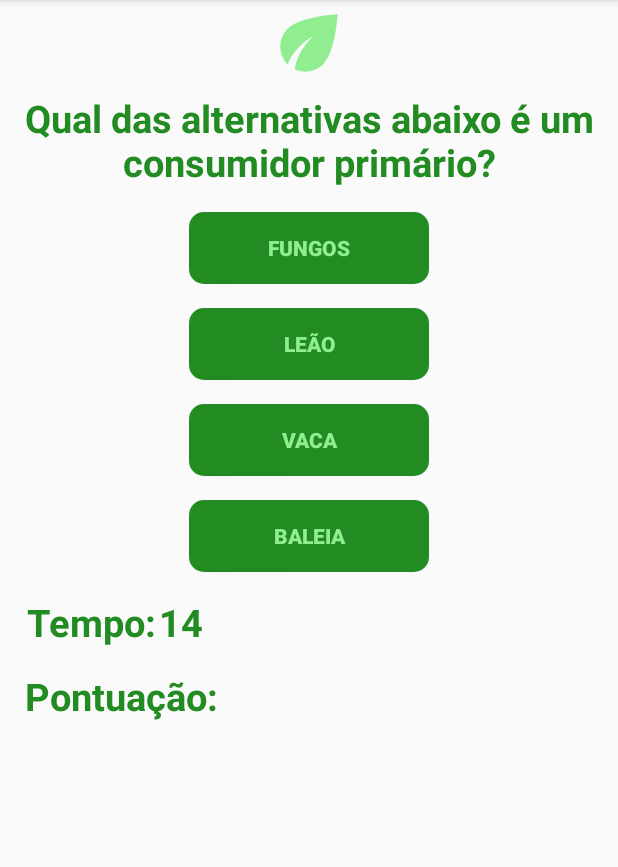
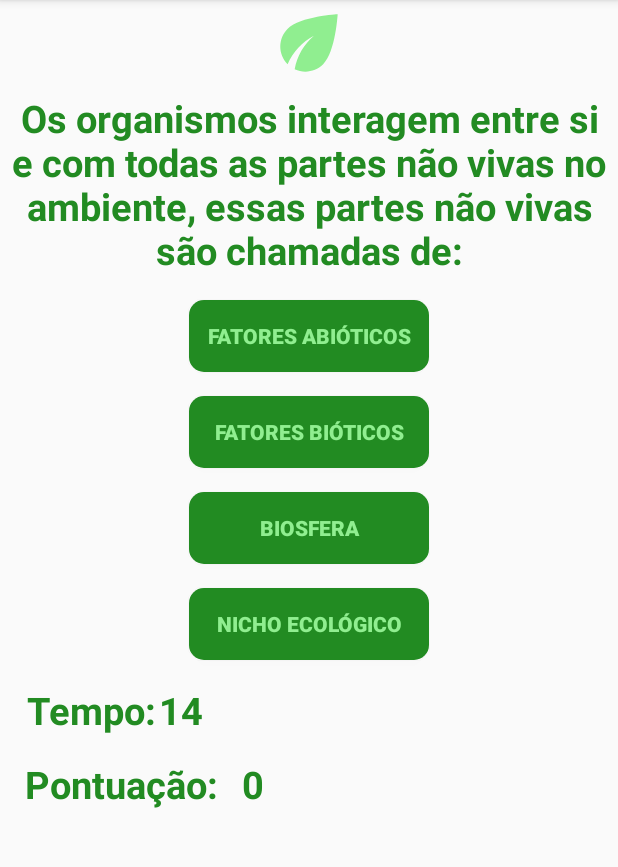
Before and after one commit to RenanSouzadeOliveira/EcoQuizMobile, an Android app: the Normal4 screen opened directly, with no data from a screen before it, on a phone screen of 412 x 824 dp, the part 84-951 px from its top. Run offline under Robolectric (Android 15) with nearby library versions, the phone set to English and light mode, and no system bars; our stand-ins replace AdMob; libraries missing offline, so code that uses them is left out: com.koushikdutta.async, com.koushikdutta.ion; pictures from the network do not load; 5 statements that could not run were skipped.

Commit message:
Tela 'NORMAL4' implementada.

```diff
--- a/app/src/main/AndroidManifest.xml
+++ b/app/src/main/AndroidManifest.xml
@@ -11,7 +11,8 @@
         android:roundIcon="@mipmap/ic_launcher_round"
         android:supportsRtl="true"
         android:theme="@style/AppTheme">
-        <activity android:name=".normal.Normal3"></activity>
+        <activity android:name=".normal.Normal4"></activity>
+        <activity android:name=".normal.Normal3" />
         <activity
             android:name=".normal.Normal2"
             android:screenOrientation="portrait" />
--- a/app/src/main/java/com/example/ecoquiz/controll/PartidaController.java
+++ b/app/src/main/java/com/example/ecoquiz/controll/PartidaController.java
@@ -19,6 +19,7 @@ public class PartidaController {
         respostas.add("ETOLOGIA");
         respostas.add("HABITAT");
         respostas.add("VACA");
+        respostas.add("FATORES ABIÓTICOS");
 
 
         if(respostas.contains(alternativa)){
--- a/app/src/main/java/com/example/ecoquiz/normal/Normal3.java
+++ b/app/src/main/java/com/example/ecoquiz/normal/Normal4.java
@@ -22,7 +22,6 @@ import com.example.ecoquiz.MainActivity;
 import com.example.ecoquiz.R;
 import com.example.ecoquiz.controll.PartidaController;
 import com.example.ecoquiz.model.Player;
-import com.example.ecoquiz.novato.Novato1;
 import com.google.android.gms.ads.AdRequest;
 import com.google.android.gms.ads.rewarded.RewardItem;
 import com.google.android.gms.ads.rewarded.RewardedAd;
@@ -32,7 +31,7 @@ import com.google.gson.JsonObject;
 import com.koushikdutta.async.future.FutureCallback;
 import com.koushikdutta.ion.Ion;
 
-public class Normal3 extends AppCompatActivity {
+public class Normal4 extends AppCompatActivity {
     private AlertDialog alerta;
     private CountDownTimer relogio;
     private RewardedAd rewardedAd;
@@ -44,7 +43,7 @@ public class Normal3 extends AppCompatActivity {
     @Override
     protected void onCreate(Bundle savedInstanceState) {
         super.onCreate(savedInstanceState);
-        setContentView(R.layout.activity_normal3);
+        setContentView(R.layout.activity_normal4);
         player = getIntent().getExtras().getParcelable("user");
         TextView pontuacao = (TextView)findViewById(R.id.txtPontuacaoAtual);
         pontuacao.setText(Integer.toString(player.getPontuacao()));
@@ -86,7 +85,7 @@ public class Normal3 extends AppCompatActivity {
             botao.setBackground(getResources().getDrawable(R.drawable.buttonverify));
             relogio.cancel();
             player.setPontuacao(Integer.parseInt(cronometro.getText().toString()));
-            Intent it = new Intent(Normal3.this, Novato1.class);
+            Intent it = new Intent(Normal4.this, Normal3.class);
             it.putExtra("user",player);
             startActivityForResult(it, 0);
         } else{
@@ -95,7 +94,7 @@ public class Normal3 extends AppCompatActivity {
             mp.start();
             botao.setBackground(getResources().getDrawable(R.drawable.buttonerror));
             relogio.cancel();
-            Intent it = new Intent(Normal3.this, Novato1.class);
+            Intent it = new Intent(Normal4.this, Normal3.class);
             it.putExtra("user",player);
             startActivityForResult(it, 0);
         }
@@ -113,7 +112,7 @@ public class Normal3 extends AppCompatActivity {
             botao.setBackground(getResources().getDrawable(R.drawable.buttonverify));
             relogio.cancel();
             player.setPontuacao(Integer.parseInt(cronometro.getText().toString()));
-            Intent it = new Intent(Normal3.this, Novato1.class);
+            Intent it = new Intent(Normal4.this, Normal3.class);
             it.putExtra("user",player);
             startActivityForResult(it, 0);
         } else{
@@ -122,7 +121,7 @@ public class Normal3 extends AppCompatActivity {
             mp.start();
             botao.setBackground(getResources().getDrawable(R.drawable.buttonerror));
             relogio.cancel();
-            Intent it = new Intent(Normal3.this, Novato1.class);
+            Intent it = new Intent(Normal4.this, Normal3.class);
             it.putExtra("user", player);
             startActivityForResult(it, 0);
         }
@@ -140,7 +139,7 @@ public class Normal3 extends AppCompatActivity {
             botao.setBackground(getResources().getDrawable(R.drawable.buttonverify));
             relogio.cancel();
             player.setPontuacao(Integer.parseInt(cronometro.getText().toString()));
-            Intent it = new Intent(Normal3.this, Novato1.class);
+            Intent it = new Intent(Normal4.this, Normal3.class);
             it.putExtra("user",player);
             startActivityForResult(it, 0);
         } else{
@@ -149,7 +148,7 @@ public class Normal3 extends AppCompatActivity {
             mp.start();
             botao.setBackground(getResources().getDrawable(R.drawable.buttonerror));
             relogio.cancel();
-            Intent it = new Intent(Normal3.this, Novato1.class);
+            Intent it = new Intent(Normal4.this, Normal3.class);
             it.putExtra("user", player);
             startActivityForResult(it, 0);
         }
@@ -167,7 +166,7 @@ public class Normal3 extends AppCompatActivity {
             botao.setBackground(getResources().getDrawable(R.drawable.buttonverify));
             relogio.cancel();
             player.setPontuacao(Integer.parseInt(cronometro.getText().toString()));
-            Intent it = new Intent(Normal3.this, Novato1.class);
+            Intent it = new Intent(Normal4.this, Normal3.class);
             it.putExtra("user",player);
             startActivityForResult(it, 0);
         } else{
@@ -176,7 +175,7 @@ public class Normal3 extends AppCompatActivity {
             mp.start();
             botao.setBackground(getResources().getDrawable(R.drawable.buttonerror));
             relogio.cancel();
-            Intent it = new Intent(Normal3.this, Novato1.class);
+            Intent it = new Intent(Normal4.this, Normal3.class);
             it.putExtra("user",player);
             startActivityForResult(it, 0);
         }
@@ -197,7 +196,7 @@ public class Normal3 extends AppCompatActivity {
                 @Override
                 public void onClick(View v) {
                     registrarOnline(player.getNome().toString(), player.getPontuacao());
-                    Intent it = new Intent(Normal3.this, MainActivity.class);
+                    Intent it = new Intent(Normal4.this, MainActivity.class);
                     startActivityForResult(it, 0);
                 }
             });
@@ -206,7 +205,7 @@ public class Normal3 extends AppCompatActivity {
                 @Override
                 public void onClick(View v) {
                     if (rewardedAd.isLoaded()) {
-                        Activity activityContext = Normal3.this;
+                        Activity activityContext = Normal4.this;
                         RewardedAdCallback adCallback = new RewardedAdCallback() {
                             @Override
                             public void onRewardedAdOpened() {
@@ -220,14 +219,14 @@ public class Normal3 extends AppCompatActivity {
 
                             @Override
                             public void onUserEarnedReward(@NonNull RewardItem rewardItem) {
-                                AlertDialog.Builder abc = new AlertDialog.Builder(Normal3.this);
+                                AlertDialog.Builder abc = new AlertDialog.Builder(Normal4.this);
                                 View dialog = getLayoutInflater().inflate(R.layout.dialog_continuar, null);
                                 Button btnContinue = (Button)dialog.findViewById(R.id.btnContinuar);
 
                                 btnContinue.setOnClickListener(new View.OnClickListener() {
                                     @Override
                                     public void onClick(View v) {
-                                        Intent it = new Intent(Normal3.this, Novato1.class);
+                                        Intent it = new Intent(Normal4.this, Normal3.class);
                                         it.putExtra("user",player);
                                         startActivityForResult(it, 0);
                                     }
@@ -258,7 +257,7 @@ public class Normal3 extends AppCompatActivity {
             msg.setNegativeButton("OK", new DialogInterface.OnClickListener() {
                 @Override
                 public void onClick(DialogInterface dialog, int which) {
-                    Intent it = new Intent(Normal3.this, MainActivity.class);
+                    Intent it = new Intent(Normal4.this, MainActivity.class);
                     startActivityForResult(it, 0);
                 }
             });
--- /dev/null
+++ b/app/src/main/res/layout/activity_normal4.xml
@@ -0,0 +1,161 @@
+<?xml version="1.0" encoding="utf-8"?>
+<RelativeLayout xmlns:android="http://schemas.android.com/apk/res/android"
+    xmlns:app="http://schemas.android.com/apk/res-auto"
+    xmlns:tools="http://schemas.android.com/tools"
+    android:layout_width="match_parent"
+    android:layout_height="match_parent"
+    tools:context=".normal.Normal4">
+
+    <ScrollView
+        android:layout_width="match_parent"
+        android:layout_height="match_parent">
+
+        <LinearLayout
+            android:layout_width="match_parent"
+            android:layout_height="wrap_content"
+            android:orientation="vertical" >
+
+            <androidx.constraintlayout.widget.ConstraintLayout
+                android:layout_width="match_parent"
+                android:layout_height="match_parent">
+
+                <ImageView
+                    android:id="@+id/imgLogo"
+                    android:layout_width="0dp"
+                    android:layout_height="57dp"
+                    app:layout_constraintEnd_toEndOf="parent"
+                    app:layout_constraintStart_toStartOf="parent"
+                    app:layout_constraintTop_toTopOf="parent"
+                    app:srcCompat="@drawable/ic_baseline_eco_24" />
+
+                <TextView
+                    android:id="@+id/txtEnunciado"
+                    android:layout_width="0dp"
+                    android:layout_height="wrap_content"
+                    android:layout_marginTop="4dp"
+                    android:text="@string/enunciado_normal4"
+                    android:textAlignment="center"
+                    android:textColor="@color/colorPrimary"
+                    android:textSize="25sp"
+                    android:textStyle="bold"
+                    app:layout_constraintEnd_toEndOf="parent"
+                    app:layout_constraintStart_toStartOf="parent"
+                    app:layout_constraintTop_toBottomOf="@+id/imgLogo" />
+
+                <Button
+                    android:id="@+id/btnResposta0"
+                    android:layout_width="160dp"
+                    android:layout_height="0dp"
+                    android:layout_marginTop="16dp"
+                    android:background="@drawable/buttonstyle"
+                    android:onClick="verificarResposta0"
+                    android:text="@string/R0N4"
+                    android:textAlignment="center"
+                    android:textColor="@color/colotSecundari"
+                    android:textStyle="bold"
+                    app:layout_constraintEnd_toEndOf="parent"
+                    app:layout_constraintStart_toStartOf="parent"
+                    app:layout_constraintTop_toBottomOf="@+id/txtEnunciado" />
+
+                <Button
+                    android:id="@+id/btnResposta1"
+                    android:layout_width="160dp"
+                    android:layout_height="0dp"
+                    android:layout_marginTop="16dp"
+                    android:background="@drawable/buttonstyle"
+                    android:onClick="verificarResposta1"
+                    android:text="@string/R1N4"
+                    android:textAlignment="center"
+                    android:textColor="@color/colotSecundari"
+                    android:textStyle="bold"
+                    app:layout_constraintEnd_toEndOf="@+id/btnResposta0"
+                    app:layout_constraintStart_toStartOf="@+id/btnResposta0"
+                    app:layout_constraintTop_toBottomOf="@+id/btnResposta0" />
+
+                <Button
+                    android:id="@+id/btnResposta2"
+                    android:layout_width="160dp"
+                    android:layout_height="0dp"
+                    android:layout_marginTop="16dp"
+                    android:background="@drawable/buttonstyle"
+                    android:onClick="verificarResposta2"
+                    android:text="@string/R2N4"
+                    android:textAlignment="center"
+                    android:textColor="@color/colotSecundari"
+                    android:textStyle="bold"
+                    app:layout_constraintEnd_toEndOf="@+id/btnResposta1"
+                    app:layout_constraintStart_toStartOf="@+id/btnResposta1"
+                    app:layout_constraintTop_toBottomOf="@+id/btnResposta1" />
+
+                <Button
+                    android:id="@+id/btnResposta3"
+                    android:layout_width="160dp"
+                    android:layout_height="0dp"
+                    android:layout_marginTop="16dp"
+                    android:background="@drawable/buttonstyle"
+                    android:onClick="verificarResposta3"
+                    android:text="@string/R3N4"
+                    android:textAlignment="center"
+                    android:textColor="@color/colotSecundari"
+                    android:textStyle="bold"
+                    app:layout_constraintEnd_toEndOf="@+id/btnResposta2"
+                    app:layout_constraintStart_toStartOf="@+id/btnResposta2"
+                    app:layout_constraintTop_toBottomOf="@+id/btnResposta2" />
+
+                <TextView
+                    android:id="@+id/txtTempo"
+                    android:layout_width="90dp"
+                    android:layout_height="33dp"
+                    android:layout_marginStart="16dp"
+                    android:layout_marginTop="16dp"
+                    android:text="@string/tempo"
+                    android:textAlignment="center"
+                    android:textColor="@color/colorPrimary"
+                    android:textSize="25sp"
+                    android:textStyle="bold"
+                    app:layout_constraintStart_toStartOf="parent"
+                    app:layout_constraintTop_toBottomOf="@+id/btnResposta3" />
+
+                <TextView
+                    android:id="@+id/txtCronometro"
+                    android:layout_width="30dp"
+                    android:layout_height="33dp"
+                    android:layout_marginTop="16dp"
+                    android:text="@string/crNormal"
+                    android:textAlignment="center"
+                    android:textColor="@color/colorPrimary"
+                    android:textSize="25sp"
+                    android:textStyle="bold"
+                    app:layout_constraintStart_toEndOf="@+id/txtTempo"
+                    app:layout_constraintTop_toBottomOf="@+id/btnResposta3" />
+
+                <TextView
+                    android:id="@+id/txtPontuacao"
+                    android:layout_width="130dp"
+                    android:layout_height="33dp"
+                    android:layout_marginTop="16dp"
+                    android:text="@string/pontuacao"
+                    android:textAlignment="center"
+                    android:textColor="@color/colorPrimary"
+                    android:textSize="25sp"
+                    android:textStyle="bold"
+                    app:layout_constraintStart_toStartOf="@+id/txtTempo"
+                    app:layout_constraintTop_toBottomOf="@+id/txtTempo" />
+
+                <TextView
+                    android:id="@+id/txtPontuacaoAtual"
+                    android:layout_width="45dp"
+                    android:layout_height="33dp"
+                    android:layout_marginTop="16dp"
+                    android:text="@string/pontuacaoAtual"
+                    android:textAlignment="center"
+                    android:textColor="@color/colorPrimary"
+                    android:textSize="25sp"
+                    android:textStyle="bold"
+                    app:layout_constraintStart_toEndOf="@+id/txtPontuacao"
+                    app:layout_constraintTop_toBottomOf="@+id/txtCronometro" />
+            </androidx.constraintlayout.widget.ConstraintLayout>
+        </LinearLayout>
+    </ScrollView>
+
+</RelativeLayout>
--- a/app/src/main/res/values/strings.xml
+++ b/app/src/main/res/values/strings.xml
@@ -30,4 +30,9 @@
     <string name="R1N3">LEÃO</string>
     <string name="R2N3">VACA</string>
     <string name="R3N3">BALEIA</string>
+    <string name="enunciado_normal4">Os organismos interagem entre si e com todas as partes não vivas no ambiente, essas partes não vivas são chamadas de:</string>
+    <string name="R0N4">FATORES ABIÓTICOS</string>
+    <string name="R1N4">FATORES BIÓTICOS</string>
+    <string name="R2N4">BIOSFERA</string>
+    <string name="R3N4">NICHO ECOLÓGICO</string>
 </resources>
```
